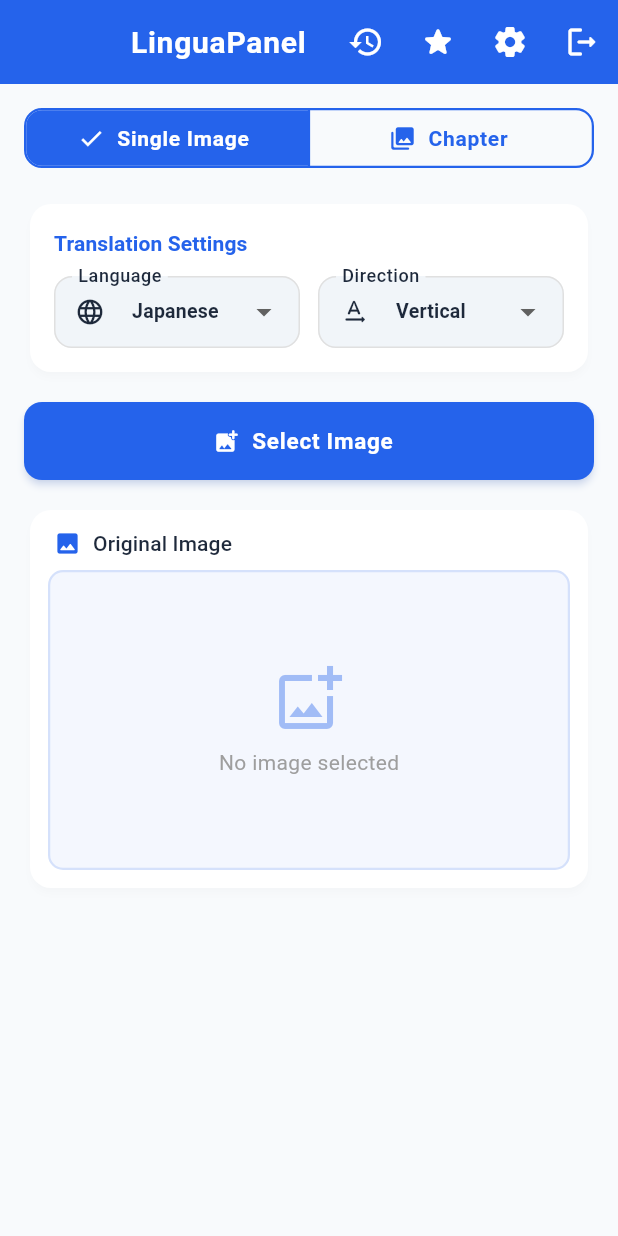
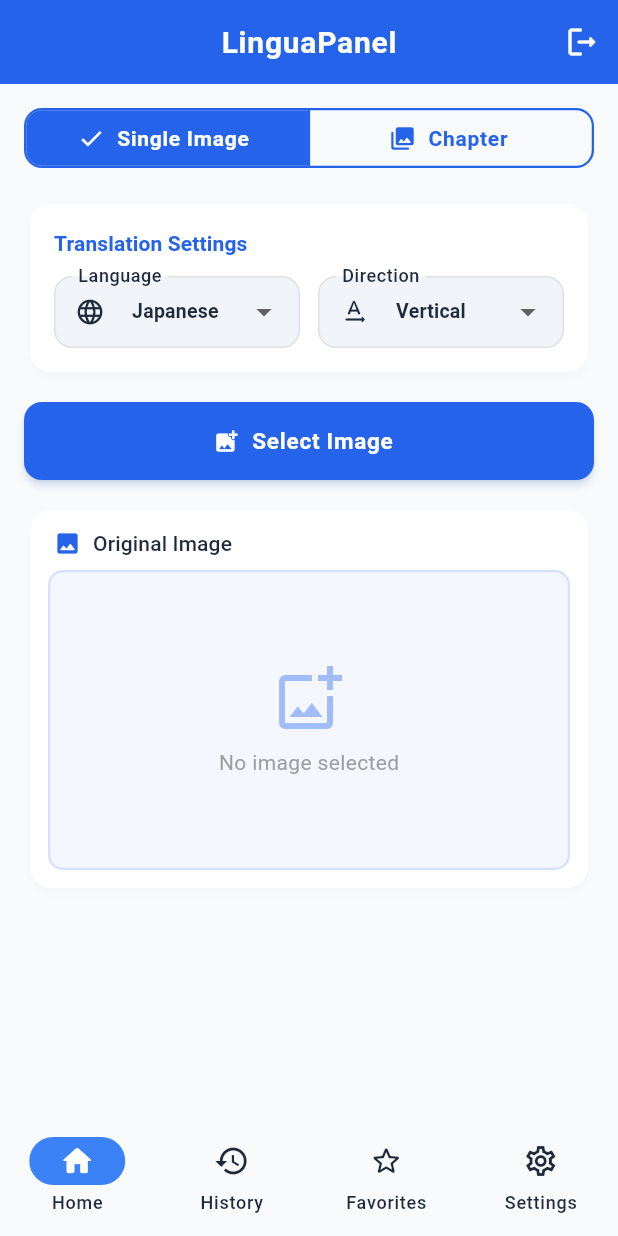
Before and after one commit to FrxHaikalPlg/lingua-panel-project, a Flutter app: the screen it shows once a user with an empty profile is signed in, on a phone screen of 412 x 824 dp. Run offline on Flutter 3.47's test engine with Material 3 defaults, Android fonts, the light colour scheme and no system bars; our stand-ins replace connectivity_plus, file_picker, firebase_auth, firebase_core, google_sign_in, hive and 4 more; accounts and stored records are empty; generated files the repository leaves out were written again; network calls fail.

Commit message:
feat: bottom navigation, share, back button, history refresh, card proportions
Bottom Navigation:
- New MainShell with NavigationBar (Home, History, Favorites, Settings)
- IndexedStack preserves tab state across switches
- Only app title + logout in top AppBar

Share:
- Added share_plus for sharing translated images
- Share button in History and Favorites cards
- Shares all chapter pages at once via WhatsApp/social media

Back Button:
- Non-Home tabs: back goes to Home tab
- Home tab: shows 'Are you sure?' exit confirmation dialog

History Refresh:
- HistoryViewModel.refresh() called on tab switch
- Fixed Provider context bug (Builder below MultiProvider)

Card Proportions:
- Thumbnail: 80x110, Title: 16px, Timestamp: 13px
- Action icon spacing tightened (minHeight: 30)

```diff
--- a/linguapanel/lib/auth_gate.dart
+++ b/linguapanel/lib/auth_gate.dart
@@ -2,7 +2,7 @@ import 'package:firebase_auth/firebase_auth.dart';
 import 'package:flutter/material.dart';
 import 'package:linguapanel/features/auth/view/auth_page.dart';
 import 'package:linguapanel/features/auth/view/verify_email_view.dart';
-import 'package:linguapanel/features/home/view/home_view.dart';
+import 'package:linguapanel/features/shell/main_shell.dart';
 
 class AuthGate extends StatelessWidget {
   const AuthGate({super.key});
@@ -25,7 +25,7 @@ class AuthGate extends StatelessWidget {
 
         // User is signed in and email is verified, or is a Google user
         if (user.emailVerified || isGoogleUser) {
-          return const HomeView();
+          return const MainShell();
         }
 
         // User is signed in but email is not verified
--- a/linguapanel/lib/features/home/view/home_view.dart
+++ b/linguapanel/lib/features/home/view/home_view.dart
@@ -2,68 +2,17 @@ import 'package:linguapanel/core/utils/ui_helpers.dart';
 import 'dart:io';
 import 'dart:typed_data';
 import 'package:flutter/material.dart';
-import 'package:linguapanel/core/services/auth_service.dart';
-import 'package:linguapanel/features/history/view/favorites_view.dart';
-import 'package:linguapanel/features/history/view/history_view.dart';
-import 'package:linguapanel/features/history/viewmodel/history_viewmodel.dart';
 import 'package:linguapanel/features/home/viewmodel/home_viewmodel.dart';
-import 'package:linguapanel/features/settings/view/settings_view.dart';
 import 'package:linguapanel/features/widgets/full_screen_image_viewer.dart';
 import 'package:provider/provider.dart';
 
-class HomeView extends StatelessWidget {
-  const HomeView({super.key});
+/// Home tab content — no Scaffold/AppBar, used inside MainShell.
+class HomeContent extends StatelessWidget {
+  const HomeContent({super.key});
 
   @override
   Widget build(BuildContext context) {
-    return MultiProvider(
-      providers: [
-        ChangeNotifierProvider(create: (context) => HomeViewModel()),
-        ChangeNotifierProvider(create: (context) => HistoryViewModel()),
-      ],
-      child: Builder(builder: (context) {
-        final authService = AuthService();
-
-        return Scaffold(
-          appBar: AppBar(
-            title: const Text('LinguaPanel'),
-            actions: [
-              _appBarAction(Icons.history, 'History', () {
-                Navigator.push(
-                  context,
-                  MaterialPageRoute(
-                    builder: (_) => ChangeNotifierProvider.value(
-                      value: Provider.of<HistoryViewModel>(context,
-                          listen: false),
-                      child: const HistoryView(),
-                    ),
-                  ),
-                );
-              }),
-              _appBarAction(Icons.star_rounded, 'Favorites', () {
-                Navigator.push(
-                  context,
-                  MaterialPageRoute(
-                    builder: (_) => ChangeNotifierProvider.value(
-                      value: Provider.of<HistoryViewModel>(context,
-                          listen: false),
-                      child: const FavoritesView(),
-                    ),
-                  ),
-                );
-              }),
-              _appBarAction(Icons.settings_rounded, 'Settings', () {
-                Navigator.push(
-                  context,
-                  MaterialPageRoute(builder: (_) => const SettingsView()),
-                );
-              }),
-              _appBarAction(Icons.logout_rounded, 'Logout', () {
-                authService.signOut();
-              }),
-            ],
-          ),
-          body: Consumer<HomeViewModel>(
+    return Consumer<HomeViewModel>(
       builder: (context, viewModel, child) {
         if (viewModel.errorMessage != null) {
           WidgetsBinding.instance.addPostFrameCallback((_) {
@@ -115,17 +64,6 @@ class HomeView extends StatelessWidget {
           ),
         );
       },
-          ),
-        );
-      }),
-    );
-  }
-
-  Widget _appBarAction(IconData icon, String tooltip, VoidCallback onPressed) {
-    return IconButton(
-      icon: Icon(icon),
-      tooltip: tooltip,
-      onPressed: onPressed,
     );
   }
 
@@ -222,7 +160,8 @@ class HomeView extends StatelessWidget {
                     isExpanded: true,
                     decoration: const InputDecoration(
                       labelText: 'Direction',
-                      prefixIcon: Icon(Icons.text_rotation_none_rounded, size: 20),
+                      prefixIcon:
+                          Icon(Icons.text_rotation_none_rounded, size: 20),
                       contentPadding:
                           EdgeInsets.symmetric(horizontal: 12, vertical: 10),
                       isDense: true,
--- /dev/null
+++ b/linguapanel/lib/features/shell/main_shell.dart
@@ -0,0 +1,138 @@
+import 'package:flutter/material.dart';
+import 'package:flutter/services.dart';
+import 'package:linguapanel/core/services/auth_service.dart';
+import 'package:linguapanel/features/history/view/favorites_view.dart';
+import 'package:linguapanel/features/history/view/history_view.dart';
+import 'package:linguapanel/features/history/viewmodel/history_viewmodel.dart';
+import 'package:linguapanel/features/home/view/home_view.dart';
+import 'package:linguapanel/features/home/viewmodel/home_viewmodel.dart';
+import 'package:linguapanel/features/settings/view/settings_view.dart';
+import 'package:provider/provider.dart';
+
+/// Main app shell with bottom navigation bar.
+/// Hosts Home, History, Favorites, and Settings as tabs.
+class MainShell extends StatefulWidget {
+  const MainShell({super.key});
+
+  @override
+  State<MainShell> createState() => _MainShellState();
+}
+
+class _MainShellState extends State<MainShell> {
+  int _currentIndex = 0;
+
+  static const _titles = ['LinguaPanel', 'History', 'Favorites', 'Settings'];
+
+  void _onTabSelected(BuildContext providerContext, int index) {
+    // Refresh history data when switching to History or Favorites tab
+    if (index == 1 || index == 2) {
+      Provider.of<HistoryViewModel>(providerContext, listen: false).refresh();
+    }
+    setState(() => _currentIndex = index);
+  }
+
+  Future<bool> _onBackPressed(BuildContext providerContext) async {
+    // If not on Home tab, go back to Home
+    if (_currentIndex != 0) {
+      _onTabSelected(providerContext, 0);
+      return false;
+    }
+
+    // On Home tab: show exit confirmation
+    final shouldExit = await showDialog<bool>(
+      context: context,
+      builder: (ctx) => AlertDialog(
+        title: const Text('Exit App'),
+        content: const Text('Are you sure you want to exit?'),
+        actions: [
+          TextButton(
+            onPressed: () => Navigator.of(ctx).pop(false),
+            child: const Text('Cancel'),
+          ),
+          TextButton(
+            onPressed: () => Navigator.of(ctx).pop(true),
+            child: const Text('Exit'),
+          ),
+        ],
+      ),
+    );
+
+    if (shouldExit == true) {
+      SystemNavigator.pop();
+    }
+    return false;
+  }
+
+  @override
+  Widget build(BuildContext context) {
+    final authService = AuthService();
+
+    return MultiProvider(
+      providers: [
+        ChangeNotifierProvider(create: (_) => HomeViewModel()),
+        ChangeNotifierProvider(create: (_) => HistoryViewModel()),
+      ],
+      // Builder gives us a context that is BELOW the MultiProvider
+      child: Builder(
+        builder: (providerContext) {
+          return PopScope(
+            canPop: false,
+            onPopInvokedWithResult: (didPop, result) {
+              if (!didPop) {
+                _onBackPressed(providerContext);
+              }
+            },
+            child: Scaffold(
+              appBar: AppBar(
+                title: Text(_titles[_currentIndex]),
+                actions: [
+                  IconButton(
+                    icon: const Icon(Icons.logout_rounded),
+                    tooltip: 'Logout',
+                    onPressed: () => authService.signOut(),
+                  ),
+                ],
+              ),
+              body: IndexedStack(
+                index: _currentIndex,
+                children: const [
+                  HomeContent(),
+                  HistoryContent(),
+                  FavoritesContent(),
+                  SettingsView(),
+                ],
+              ),
+              bottomNavigationBar: NavigationBar(
+                selectedIndex: _currentIndex,
+                onDestinationSelected: (index) =>
+                    _onTabSelected(providerContext, index),
+                destinations: const [
+                  NavigationDestination(
+                    icon: Icon(Icons.home_outlined),
+                    selectedIcon: Icon(Icons.home_rounded),
+                    label: 'Home',
+                  ),
+                  NavigationDestination(
+                    icon: Icon(Icons.history_outlined),
+                    selectedIcon: Icon(Icons.history_rounded),
+                    label: 'History',
+                  ),
+                  NavigationDestination(
+                    icon: Icon(Icons.star_outline_rounded),
+                    selectedIcon: Icon(Icons.star_rounded),
+                    label: 'Favorites',
+                  ),
+                  NavigationDestination(
+                    icon: Icon(Icons.settings_outlined),
+                    selectedIcon: Icon(Icons.settings_rounded),
+                    label: 'Settings',
+                  ),
+                ],
+              ),
+            ),
+          );
+        },
+      ),
+    );
+  }
+}
--- a/linguapanel/pubspec.yaml
+++ b/linguapanel/pubspec.yaml
@@ -27,6 +27,7 @@ dependencies:
   package_info_plus: ^8.0.0
   connectivity_plus: ^6.0.3
   file_picker: ^8.0.0
+  share_plus: ^10.0.0
 
 dev_dependencies:
   flutter_test:
```
Also changed, not shown: linguapanel/lib/features/history/view/favorites_view.dart (+19 -17 lines), linguapanel/lib/features/history/view/history_view.dart (+19 -17 lines), linguapanel/lib/features/history/viewmodel/history_viewmodel.dart (+30 -0 lines), linguapanel/lib/features/settings/view/settings_view.dart (+2 -7 lines), 3 other files. Lines whose indentation alone changed are shown as unchanged.
